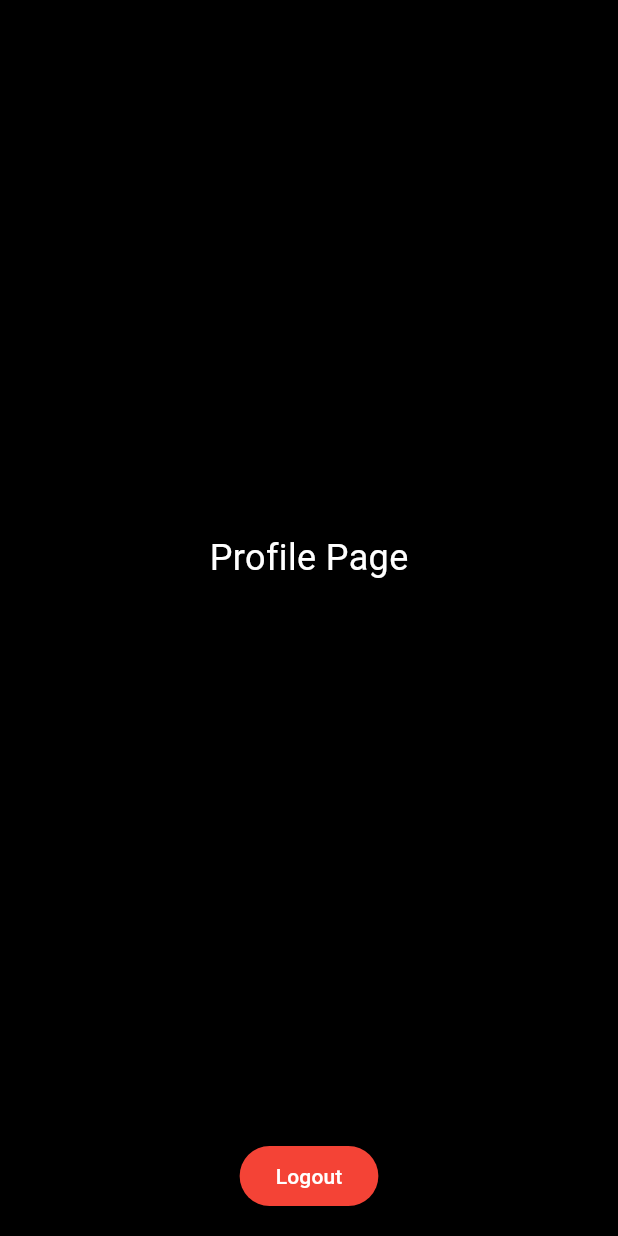
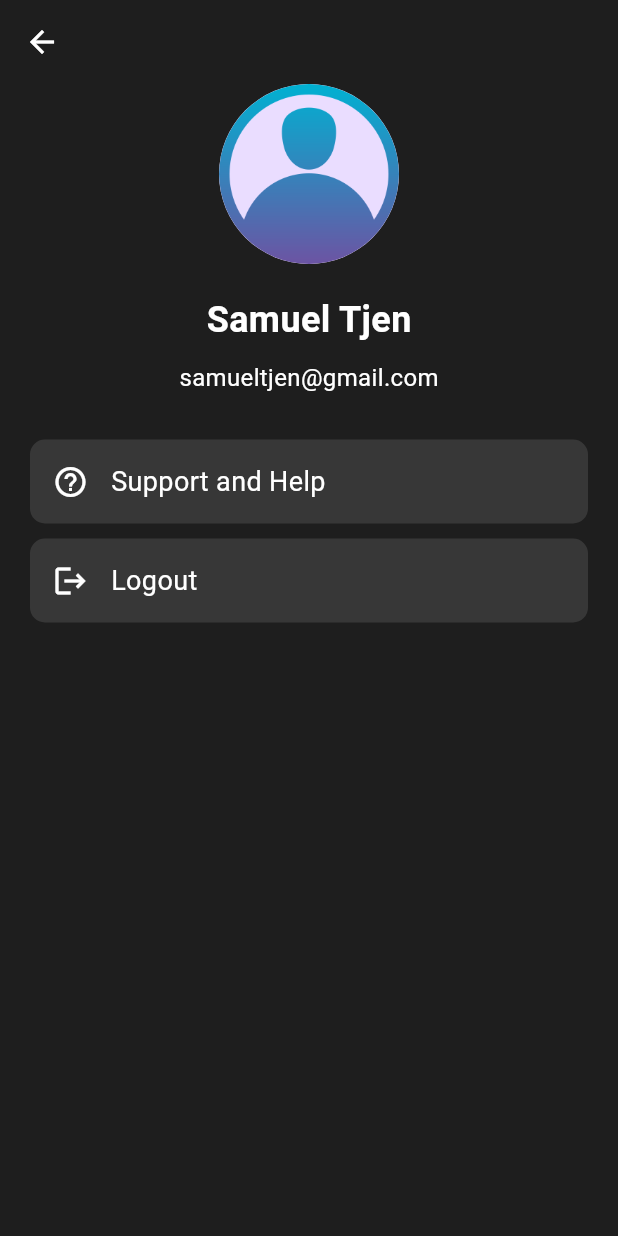
Before and after one commit to tristangautamaa/zeat-app, a Flutter app: the ProfilePage screen opened directly, on a phone screen of 412 x 824 dp. Run offline on Flutter 3.47's test engine with Material 3 defaults, Android fonts, the phone set to English and light mode, and no system bars; our stand-ins replace google_generative_ai, google_maps_flutter, permission_handler; missing offline and left inert: flutter_ai_toolkit.

Commit message:
Finished profile page

```diff
--- a/lib/profile_page.dart
+++ b/lib/profile_page.dart
@@ -1,38 +1,140 @@
 import 'package:flutter/material.dart';
+import 'home_page.dart';
+import 'support_page.dart';
 
-class ProfilePage extends StatelessWidget {
+class ProfilePage extends StatefulWidget {
   const ProfilePage({super.key});
+
+  @override
+  ProfilePageState createState() => ProfilePageState();
+}
+
+class ProfilePageState extends State<ProfilePage> {
+  bool _hasProfileImage = false;
+
+  Future<void> _pickImage() async {
+    setState(() {
+      _hasProfileImage = true;
+    });
+  }
 
   @override
   Widget build(BuildContext context) {
     return Scaffold(
-      backgroundColor: Colors.black,
+      backgroundColor: const Color(0xFF1E1E1E),
       body: Column(
         children: [
+          AppBar(
+            leading: IconButton(
+              icon: const Icon(Icons.arrow_back, color: Colors.white),
+              onPressed: () {
+                Navigator.pushReplacement(
+                  context,
+                  MaterialPageRoute(builder: (context) => const HomePage()),
+                );
+              },
+            ),
+            title: const Text(''),
+            backgroundColor: Colors.transparent,
+            elevation: 0,
+          ),
           Expanded(
+            child: SingleChildScrollView(
               child: Center(
-              child: Text(
-                'Profile Page',
-                style: TextStyle(fontSize: 24, color: Colors.white),
+                child: Column(
+                  mainAxisAlignment: MainAxisAlignment.center,
+                  children: [
+                    GestureDetector(
+                      onTap: _pickImage,
+                      child: CircleAvatar(
+                        radius: 60,
+                        backgroundImage:
+                            _hasProfileImage
+                                ? const NetworkImage(
+                                  'https://via.placeholder.com/150',
+                                )
+                                : const AssetImage('assets/default-profile.png')
+                                    as ImageProvider,
                       ),
                     ),
+                    const SizedBox(height: 20),
+                    const Text(
+                      'Samuel Tjen',
+                      style: TextStyle(
+                        color: Colors.white,
+                        fontSize: 24,
+                        fontWeight: FontWeight.bold,
                       ),
-          Padding(
-            padding: const EdgeInsets.all(16.0),
-            child: ElevatedButton(
-              onPressed: () {
+                    ),
+                    const SizedBox(height: 10),
+                    const Text(
+                      'samueltjen@gmail.com',
+                      style: TextStyle(color: Colors.white, fontSize: 16),
+                    ),
+                    const SizedBox(height: 30),
+                    _buildMenuItem(
+                      icon: Icons.help_outline,
+                      title: 'Support and Help',
+                      onTap: () {
+                        Navigator.push(
+                          context,
+                          MaterialPageRoute(
+                            builder: (context) => const SupportHelpPage(),
+                          ),
+                        );
+                      },
+                    ),
+                    const SizedBox(height: 10),
+                    _buildMenuItem(
+                      icon: Icons.logout,
+                      title: 'Logout',
+                      onTap: () {
                         Navigator.pushNamedAndRemoveUntil(
                           context,
                           '/landing',
                           (Route<dynamic> route) => false,
                         );
                       },
-              style: ElevatedButton.styleFrom(backgroundColor: Colors.red),
-              child: Text('Logout', style: TextStyle(color: Colors.white)),
+                    ),
+                    const SizedBox(height: 30),
+                  ],
+                ),
+              ),
             ),
           ),
         ],
       ),
+      bottomNavigationBar: null,
+    );
+  }
+
+  Widget _buildMenuItem({
+    required IconData icon,
+    required String title,
+    required VoidCallback onTap,
+  }) {
+    return GestureDetector(
+      onTap: onTap,
+      child: Container(
+        margin: const EdgeInsets.symmetric(horizontal: 20),
+        padding: const EdgeInsets.all(15),
+        decoration: BoxDecoration(
+          color: Colors.grey[800]?.withValues(
+            alpha: 0.7,
+          ), // Updated to withValues(alpha: 0.7)
+          borderRadius: BorderRadius.circular(10),
+        ),
+        child: Row(
+          children: [
+            Icon(icon, color: Colors.white, size: 24),
+            const SizedBox(width: 15),
+            Text(
+              title,
+              style: const TextStyle(color: Colors.white, fontSize: 18),
+            ),
+          ],
+        ),
+      ),
     );
   }
 }
--- a/pubspec.yaml
+++ b/pubspec.yaml
@@ -76,6 +76,7 @@ flutter:
     - assets/vanilla-cream-choux.jpg
     - assets/driver.jpg
     - assets/card.png
+    - assets/default-profile.png
   # The following line ensures that the Material Icons font is
   # included with your application, so that you can use the icons in
   # the material Icons class.
```
Also changed, not shown: lib/home_page.dart (+2 -10 lines), lib/main.dart (+22 -15 lines), lib/support_page.dart (added, +136 -0 lines), assets/default-profile.png (added). Lines whose indentation alone changed are shown as unchanged.
